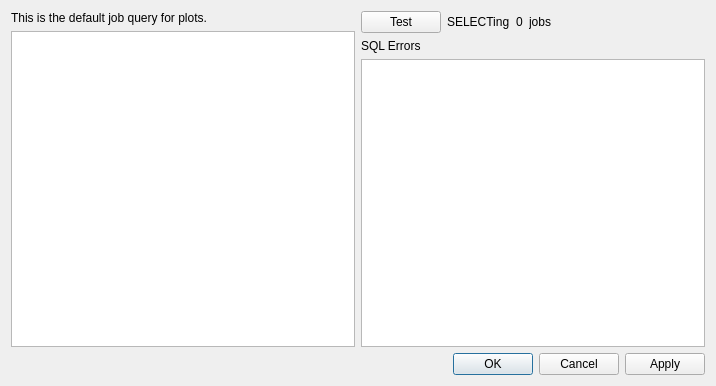
Above: utils/visucmaes/globalsettings.ui from SchellDa/mapsa_analysis before the change. Below: the same form after it.
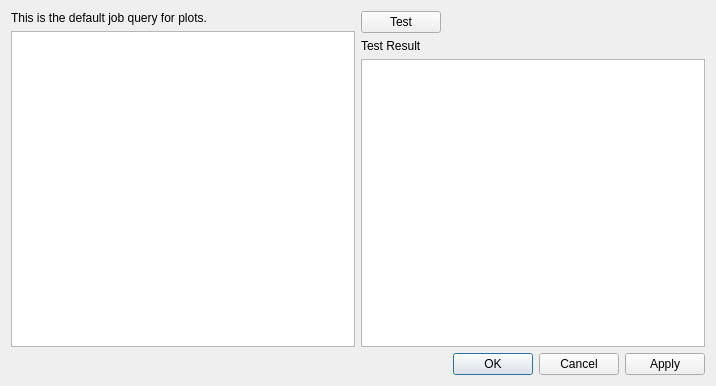
That is the form after the change. Icons and pictures are not drawn.

Diff of the .ui file:
```diff
--- a/utils/visucmaes/globalsettings.ui
+++ b/utils/visucmaes/globalsettings.ui
@@ -45,27 +45,6 @@
            </property>
           </widget>
          </item>
-         <item>
-          <widget class="QLabel" name="label_5">
-           <property name="text">
-            <string>SELECTing</string>
-           </property>
-          </widget>
-         </item>
-         <item>
-          <widget class="QLabel" name="label_6">
-           <property name="text">
-            <string>0</string>
-           </property>
-          </widget>
-         </item>
-         <item>
-          <widget class="QLabel" name="label_7">
-           <property name="text">
-            <string>jobs</string>
-           </property>
-          </widget>
-         </item>
          <item>
           <spacer name="horizontalSpacer">
            <property name="orientation">
@@ -84,7 +63,7 @@
        <item>
         <widget class="QLabel" name="label_4">
          <property name="text">
-          <string>SQL Errors</string>
+          <string>Test Result</string>
          </property>
         </widget>
        </item>
```
Left out of the diff: 20 changed lines with no effect on the pictures.
